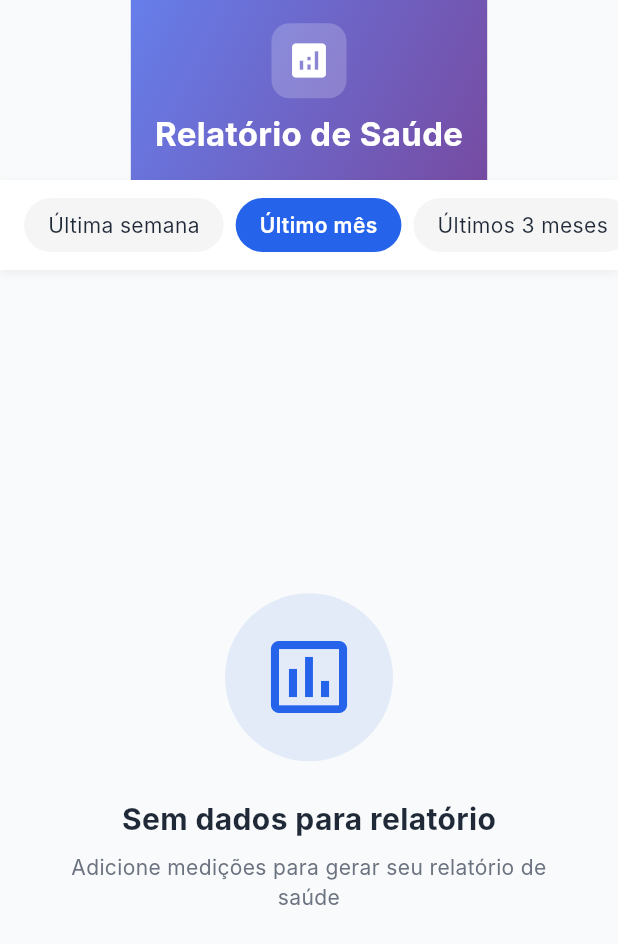
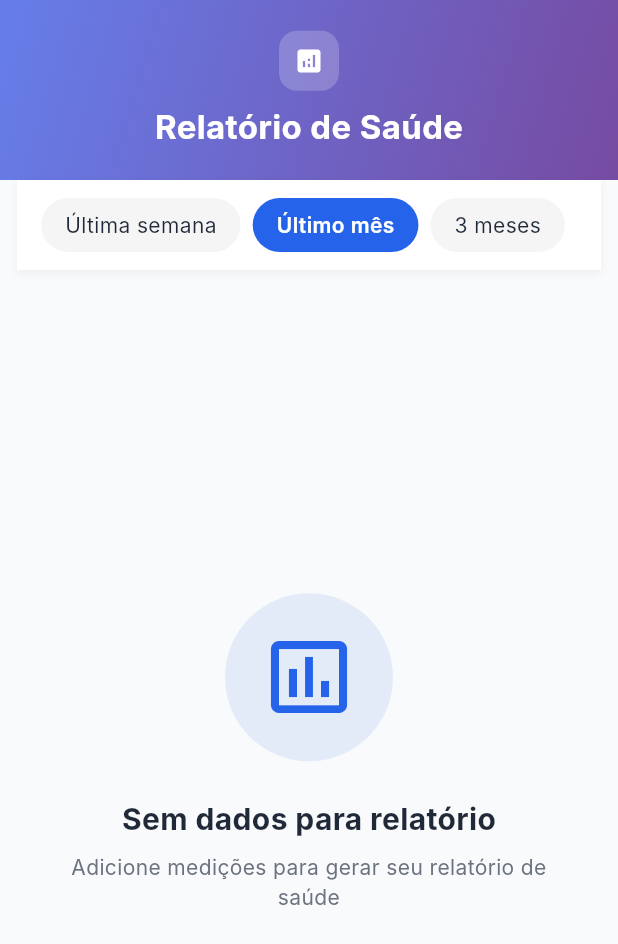
Before and after one commit to PauloRobert/bpmonitor, a Flutter app: the ReportsScreen screen opened directly, on a phone screen of 412 x 824 dp. Shown: the top 944 px of the screen. Run offline on Flutter 3.47's test engine with Material 3 defaults, Android fonts, the phone set to English and light mode, and no system bars; our stand-ins replace flutter_riverpod, shared_preferences, sqflite; accounts and stored records are empty; Roboto replaces fonts that are missing (Inter).

Commit message:
Tela de report refatorada!

```diff
--- a/lib/features/reports/reports_screen.dart
+++ b/lib/features/reports/reports_screen.dart
@@ -39,9 +39,9 @@ class _ReportsScreenState extends State<ReportsScreen>
   final Map<String, String> _periods = {
     'week': 'Última semana',
     'month': 'Último mês',
-    '3months': 'Últimos 3 meses',
-    'year': 'Último ano',
-    'all': 'Todo período',
+    '3months': '3 meses',
+    //'year': 'Último ano',
+    //'all': 'Todo período',
   };
 
   @override
@@ -354,6 +354,7 @@ class _ReportsScreenState extends State<ReportsScreen>
   Widget _buildAppBar() {
     return Container(
       height: 120,
+      width: double.infinity,
       padding: const EdgeInsets.symmetric(horizontal: 16, vertical: 8),
       decoration: const BoxDecoration(
         gradient: LinearGradient(
@@ -367,6 +368,7 @@ class _ReportsScreenState extends State<ReportsScreen>
       ),
       child: Column(
         mainAxisAlignment: MainAxisAlignment.center,
+        crossAxisAlignment: CrossAxisAlignment.center,
         children: [
           Container(
             padding: const EdgeInsets.all(10),
@@ -376,7 +378,7 @@ class _ReportsScreenState extends State<ReportsScreen>
             ),
             child: const Icon(
               Icons.analytics,
-              size: 30,
+              size: 20,
               color: Colors.white,
             ),
           ),
```
